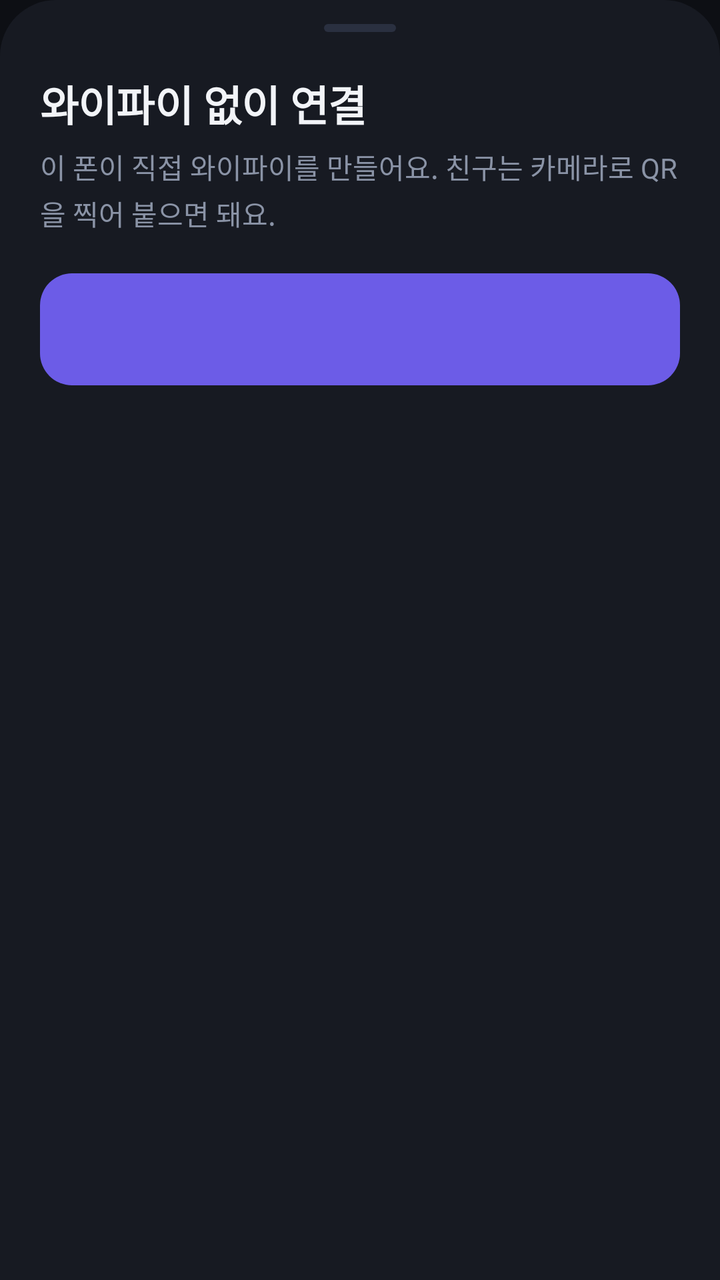
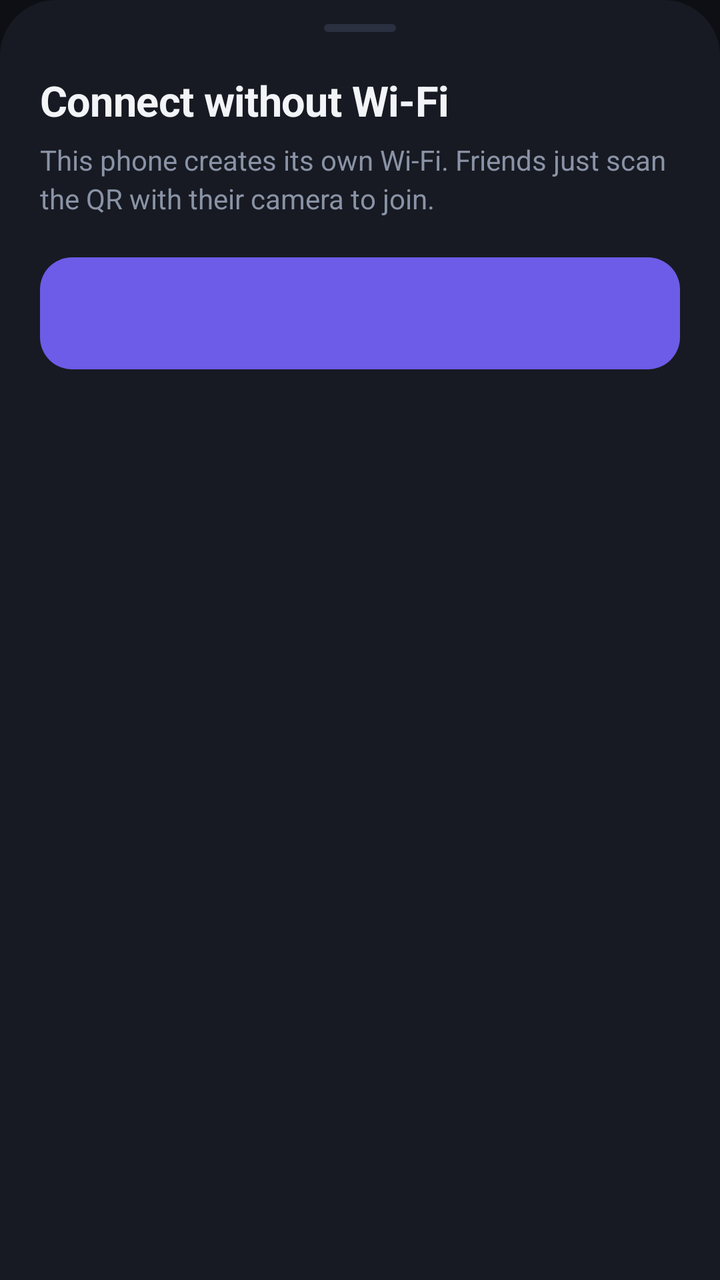

Before-and-after screenshots of an Android layout around one commit, followed by the original layout XML and the change that was made.
<!-- AndroidManifest.xml: application theme AppTheme -->
<!-- res/layout/sheet_hotspot.xml -->
<?xml version="1.0" encoding="utf-8"?>
<LinearLayout xmlns:android="http://schemas.android.com/apk/res/android"
    android:layout_width="match_parent"
    android:layout_height="wrap_content"
    android:background="@drawable/bg_sheet"
    android:gravity="center_horizontal"
    android:orientation="vertical"
    android:paddingStart="20dp"
    android:paddingTop="12dp"
    android:paddingEnd="20dp"
    android:paddingBottom="24dp">

    <View style="@style/Grab" />

    <TextView style="@style/SheetTitle" android:text="와이파이 없이 연결" />
    <TextView style="@style/SheetLead" android:text="이 폰이 직접 와이파이를 만들어요. 친구는 카메라로 QR 을 찍어 붙으면 돼요." />

    <ImageView
        android:id="@+id/hsQr"
        android:layout_width="220dp"
        android:layout_height="220dp"
        android:layout_marginTop="22dp"
        android:background="@drawable/bg_qr"
        android:padding="14dp"
        android:visibility="gone" />

    <TextView
        android:id="@+id/hsInfo"
        android:layout_width="match_parent"
        android:layout_height="wrap_content"
        android:layout_marginTop="16dp"
        android:gravity="center"
        android:lineSpacingExtra="3dp"
        android:textColor="@color/text_dim"
        android:textIsSelectable="true"
        android:textSize="13sp"
        android:visibility="gone" />

    <TextView
        android:id="@+id/hsStatus"
        android:layout_width="match_parent"
        android:layout_height="wrap_content"
        android:layout_marginTop="14dp"
        android:gravity="center"
        android:textColor="@color/text"
        android:textSize="14sp"
        android:visibility="gone" />

    <Button
        android:id="@+id/hsToggle"
        style="@style/Btn.Primary"
        android:layout_marginTop="20dp" />
</LinearLayout>
<!-- resources referenced by this layout -->
<resources>
  <color name="text">#F2F4F8</color>
  <color name="text_dim">#8A93A6</color>
  <!-- drawable bg_qr (drawable) -->
  <?xml version="1.0" encoding="utf-8"?>
  <shape xmlns:android="http://schemas.android.com/apk/res/android">
      <solid android:color="#FFFFFFFF" />
      <corners android:radius="18dp" />
  </shape>
  <!-- drawable bg_sheet (drawable) -->
  <?xml version="1.0" encoding="utf-8"?>
  <shape xmlns:android="http://schemas.android.com/apk/res/android">
      <solid android:color="@color/surface" />
      <corners android:topLeftRadius="28dp" android:topRightRadius="28dp" />
  </shape>
  <style name="Btn.Primary">
          <item name="android:background">@drawable/bg_btn_primary</item>
          <item name="android:textColor">#FFFFFFFF</item>
      </style>
  <style name="Grab">
          <item name="android:layout_width">36dp</item>
          <item name="android:layout_height">4dp</item>
          <item name="android:layout_gravity">center_horizontal</item>
          <item name="android:layout_marginBottom">20dp</item>
          <item name="android:background">@drawable/bg_grab</item>
      </style>
  <style name="SheetLead">
          <item name="android:layout_width">match_parent</item>
          <item name="android:layout_height">wrap_content</item>
          <item name="android:layout_marginTop">6dp</item>
          <item name="android:textSize">14sp</item>
          <item name="android:textColor">@color/text_dim</item>
          <item name="android:lineSpacingExtra">3dp</item>
      </style>
  <style name="SheetTitle">
          <item name="android:layout_width">match_parent</item>
          <item name="android:layout_height">wrap_content</item>
          <item name="android:textSize">21sp</item>
          <item name="android:textStyle">bold</item>
          <item name="android:textColor">@color/text</item>
          <item name="android:letterSpacing">-0.01</item>
      </style>
  <style name="AppTheme" parent="@android:style/Theme.Material.NoActionBar">
          <item name="android:windowBackground">@color/bg</item>
          <item name="android:statusBarColor">@color/bg</item>
          <item name="android:navigationBarColor">@color/bg</item>
          <item name="android:colorAccent">@color/accent</item>
          <item name="android:textColorPrimary">@color/text</item>
          <item name="android:textColorSecondary">@color/text_dim</item>
          <item name="android:textColorHint">@color/text_dim</item>
      </style>
  <color name="surface">#171A22</color>
  <!-- drawable bg_btn_primary (drawable) -->
  <?xml version="1.0" encoding="utf-8"?>
  <ripple xmlns:android="http://schemas.android.com/apk/res/android" android:color="@color/accent_press">
      <item>
          <selector>
              <item android:state_enabled="false">
                  <shape><solid android:color="@color/surface_alt" /><corners android:radius="16dp" /></shape>
              </item>
              <item>
                  <shape><solid android:color="@color/accent" /><corners android:radius="16dp" /></shape>
              </item>
          </selector>
      </item>
  </ripple>
  <!-- drawable bg_grab (drawable) -->
  <?xml version="1.0" encoding="utf-8"?>
  <shape xmlns:android="http://schemas.android.com/apk/res/android">
      <solid android:color="@color/stroke" />
      <corners android:radius="2dp" />
  </shape>
  <color name="bg">#0D0F14</color>
  <color name="accent">#6C5CE7</color>
  <color name="accent_press">#5A4BD4</color>
  <color name="surface_alt">#1F2430</color>
  <color name="stroke">#2A3040</color>
</resources>

<!-- the commit's change to res/layout/sheet_hotspot.xml (unified diff, before → after) -->
@@ -12,8 +12,8 @@
 
     <View style="@style/Grab" />
 
-    <TextView style="@style/SheetTitle" android:text="와이파이 없이 연결" />
-    <TextView style="@style/SheetLead" android:text="이 폰이 직접 와이파이를 만들어요. 친구는 카메라로 QR 을 찍어 붙으면 돼요." />
+    <TextView style="@style/SheetTitle" android:text="@string/hotspot_title" />
+    <TextView style="@style/SheetLead" android:text="@string/hotspot_lead" />
 
     <ImageView
         android:id="@+id/hsQr"
<!-- resource entries referenced after the edit -->
@@ -14,6 +14,8 @@
       <solid android:color="@color/surface" />
       <corners android:topLeftRadius="28dp" android:topRightRadius="28dp" />
   </shape>
+  <string name="hotspot_lead">This phone creates its own Wi-Fi. Friends just scan the QR with their camera to join.</string>
+  <string name="hotspot_title">Connect without Wi-Fi</string>
   <style name="Btn.Primary">
           <item name="android:background">@drawable/bg_btn_primary</item>
           <item name="android:textColor">#FFFFFFFF</item>
